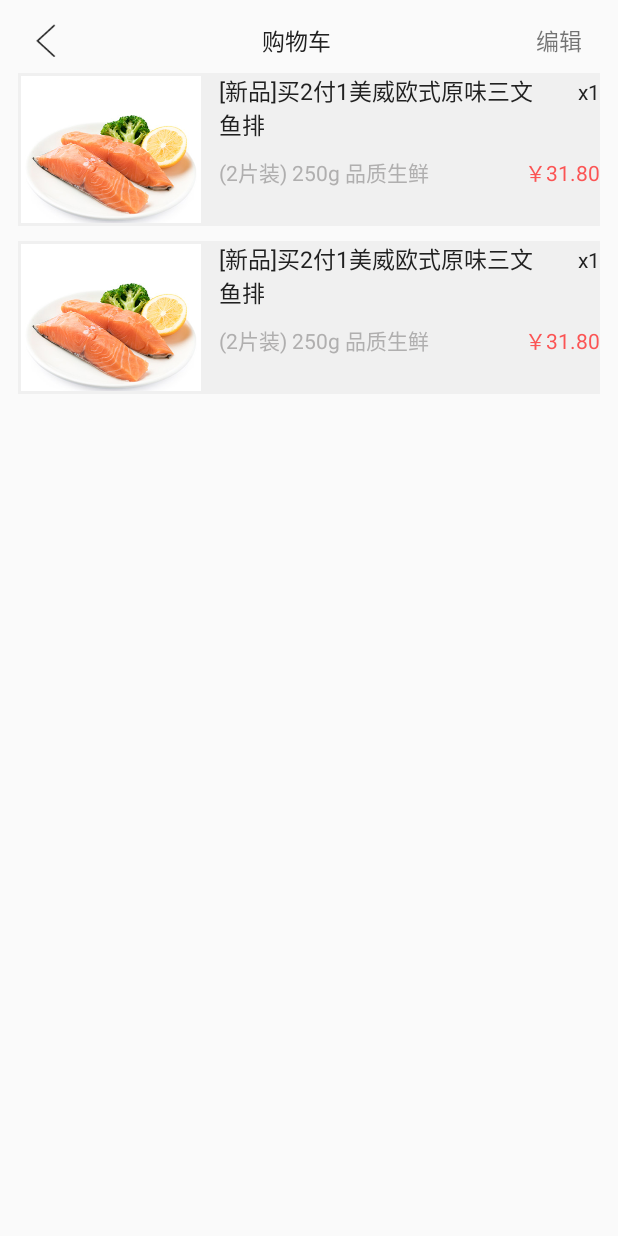
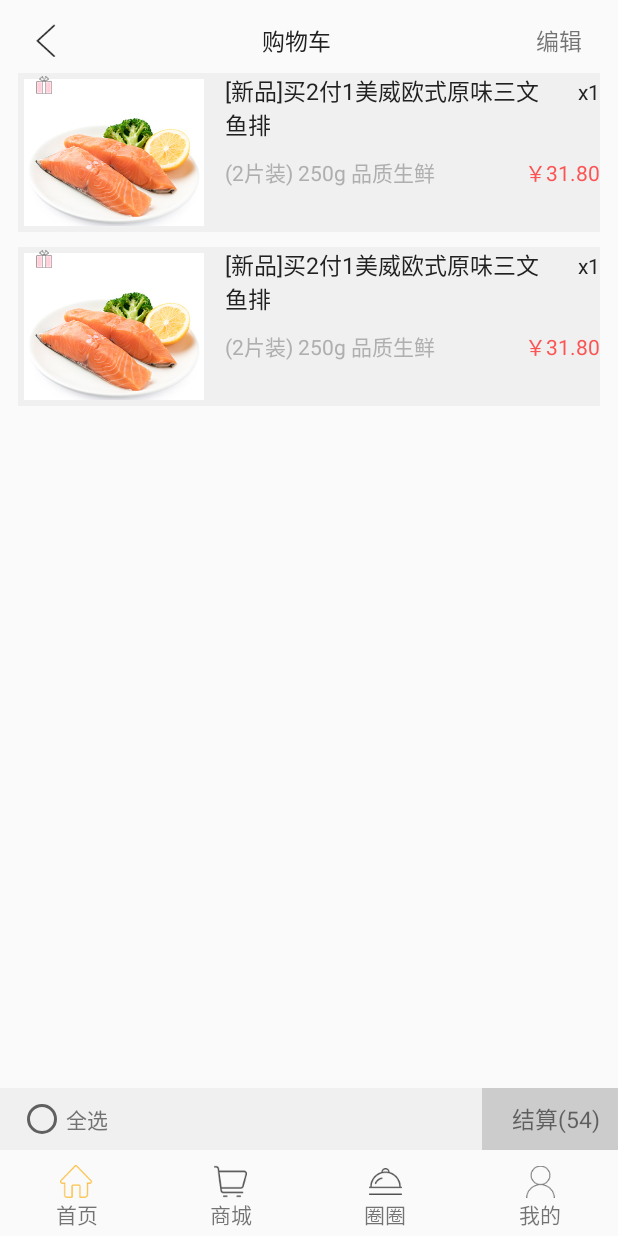
Before and after one commit to Iam-Daniel/XiaoRiZi-1, an Android app: the layout shopping_cart_page.xml on its own in the app's theme, with its tools: preview values and no code run, on a phone screen of 412 x 824 dp. Run offline under Robolectric (Android 15) with nearby library versions, the phone set to English and light mode, and no system bars.

Commit message:
完成了购物车页面

```diff
--- a/NewProject/app/src/main/res/layout/shopping_cart_page.xml
+++ b/NewProject/app/src/main/res/layout/shopping_cart_page.xml
@@ -2,9 +2,13 @@
 <LinearLayout xmlns:android="http://schemas.android.com/apk/res/android"
     android:layout_width="match_parent"
     android:layout_height="match_parent"
-    android:orientation="vertical"
+    android:orientation="vertical">
+    <LinearLayout
+        android:layout_marginLeft="12dp"
         android:layout_marginRight="12dp"
-    android:layout_marginLeft="12dp">
+        android:layout_width="match_parent"
+        android:layout_height="wrap_content"
+        android:orientation="vertical">
         <!--标题栏-->
         <LinearLayout
             android:layout_marginRight="12dp"
@@ -40,11 +44,23 @@
             android:orientation="horizontal"
             android:layout_width="match_parent"
             android:layout_height="wrap_content">
+            <RelativeLayout
+                android:padding="2dp"
+                android:layout_width="wrap_content"
+                android:layout_height="wrap_content">
                 <ImageView
+                    android:id="@+id/shopping_cart_show"
                     android:padding="2dp"
                     android:src="@mipmap/shopping_cart_show"
                     android:layout_width="wrap_content"
                     android:layout_height="wrap_content" />
+                <ImageView
+                    android:layout_marginLeft="10dp"
+                    android:layout_alignParentTop="true"
+                    android:src="@mipmap/icon_liwu"
+                    android:layout_width="wrap_content"
+                    android:layout_height="wrap_content" />
+            </RelativeLayout>
             <LinearLayout
                 android:layout_marginLeft="10dp"
                 android:orientation="vertical"
@@ -94,11 +110,23 @@
             android:orientation="horizontal"
             android:layout_width="match_parent"
             android:layout_height="wrap_content">
+            <RelativeLayout
+                android:padding="2dp"
+                android:layout_width="wrap_content"
+                android:layout_height="wrap_content">
                 <ImageView
+                    android:id="@+id/shopping_cart_show"
                     android:padding="2dp"
                     android:src="@mipmap/shopping_cart_show"
                     android:layout_width="wrap_content"
                     android:layout_height="wrap_content" />
+                <ImageView
+                    android:layout_marginLeft="10dp"
+                    android:layout_alignParentTop="true"
+                    android:src="@mipmap/icon_liwu"
+                    android:layout_width="wrap_content"
+                    android:layout_height="wrap_content" />
+            </RelativeLayout>
             <LinearLayout
                 android:layout_marginLeft="10dp"
                 android:orientation="vertical"
@@ -143,3 +171,86 @@
             </LinearLayout>
         </LinearLayout>
     </LinearLayout>
+    <LinearLayout
+        android:gravity="bottom"
+        android:layout_width="match_parent"
+        android:layout_height="match_parent"
+        android:orientation="vertical">
+        <LinearLayout
+            android:layout_width="match_parent"
+            android:layout_height="wrap_content"
+            android:orientation="vertical">
+            <LinearLayout
+                android:gravity="center_vertical"
+                android:background="#F0F0F0"
+                android:layout_width="match_parent"
+                android:layout_height="wrap_content"
+                android:orientation="horizontal">
+                <RadioButton
+                    android:paddingTop="10dp"
+                    android:paddingBottom="10dp"
+                    android:layout_weight="1"
+                    android:text="全选"
+                    android:textColor="#727272"
+                    android:layout_marginLeft="12dp"
+                    android:layout_width="0dp"
+                    android:layout_height="wrap_content" />
+                <LinearLayout
+                    android:background="#CCCCCC"
+                    android:paddingLeft="20dp"
+                    android:paddingRight="12dp"
+                    android:gravity="center_vertical"
+                    android:orientation="horizontal"
+                    android:layout_width="wrap_content"
+                    android:layout_height="match_parent">
+                    <TextView
+                        android:textSize="15sp"
+                        android:text="结算"
+                        android:layout_width="wrap_content"
+                        android:layout_height="wrap_content" />
+                    <TextView
+                        android:textSize="15sp"
+                        android:text="(54)"
+                        android:layout_width="wrap_content"
+                        android:layout_height="wrap_content" />
+                </LinearLayout>
+
+            </LinearLayout>
+            <LinearLayout
+                android:layout_marginTop="10dp"
+                android:layout_marginBottom="4dp"
+                android:layout_width="match_parent"
+                android:layout_height="wrap_content"
+                android:orientation="horizontal">
+                <TextView
+                    android:text="首页"
+                    android:gravity="center"
+                    android:layout_weight="1"
+                    android:layout_width="wrap_content"
+                    android:layout_height="wrap_content"
+                    android:drawableTop="@mipmap/home"/>
+                <TextView
+                    android:text="商城"
+                    android:gravity="center"
+                    android:layout_weight="1"
+                    android:layout_width="wrap_content"
+                    android:layout_height="wrap_content"
+                    android:drawableTop="@mipmap/buy"/>
+                <TextView
+                    android:text="圈圈"
+                    android:gravity="center"
+                    android:layout_weight="1"
+                    android:layout_width="wrap_content"
+                    android:layout_height="wrap_content"
+                    android:drawableTop="@mipmap/food"/>
+                <TextView
+                    android:text="我的"
+                    android:gravity="center"
+                    android:layout_weight="1"
+                    android:layout_width="wrap_content"
+                    android:layout_height="wrap_content"
+                    android:drawableTop="@mipmap/account"/>
+            </LinearLayout>
+        </LinearLayout>
+    </LinearLayout>
+</LinearLayout>
```
Also changed, not shown: NewProject/app/src/main/res/mipmap-hdpi/icon_liwu.png (added). Lines whose indentation alone changed are shown as unchanged.
